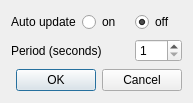
FRIBDAQ/SpecTcl, file main/spectra/src/AutoUpdateDialog.ui: the form before one commit.
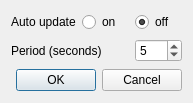
The form after the commit.

Commit message: Sets default update period to 5 second

Patch:
```diff
--- a/main/spectra/src/AutoUpdateDialog.ui
+++ b/main/spectra/src/AutoUpdateDialog.ui
@@ -53,6 +53,9 @@
      <property name="minimum">
       <number>1</number>
      </property>
+     <property name="value">
+      <number>5</number>
+     </property>
     </widget>
    </item>
    <item row="2" column="0" colspan="3">
```
